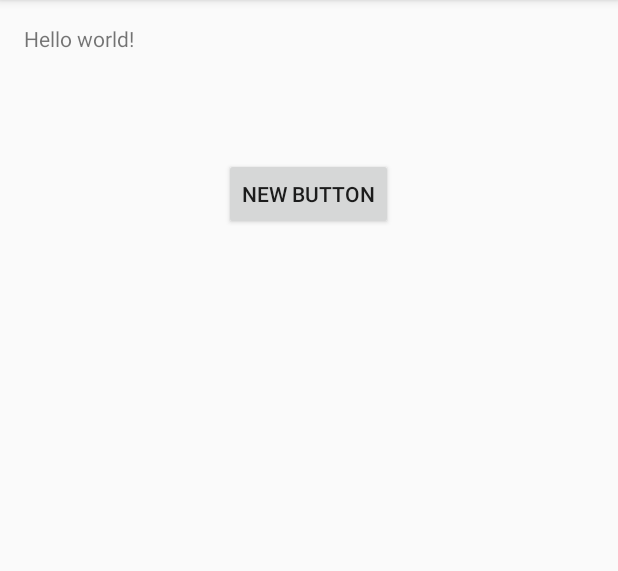
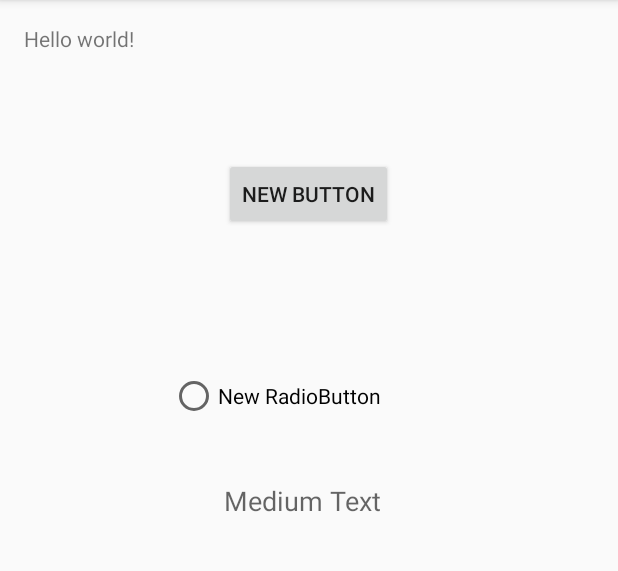
Before and after one commit to Jamestt/MyTestApplication, an Android app: the screen it shows after launch (MainActivity), on a phone screen of 412 x 824 dp, the part 84-655 px from its top. Run offline under Robolectric (Android 15) with nearby library versions, the phone set to English and light mode, and no system bars.

Commit message:
adding radio and text buttons/views

```diff
--- a/app/src/main/res/layout/activity_main.xml
+++ b/app/src/main/res/layout/activity_main.xml
@@ -18,4 +18,25 @@
         android:layout_centerHorizontal="true"
         android:layout_marginTop="70dp" />
 
+    <TextView
+        android:layout_width="wrap_content"
+        android:layout_height="wrap_content"
+        android:textAppearance="?android:attr/textAppearanceMedium"
+        android:text="Medium Text"
+        android:id="@+id/textView2"
+        android:layout_below="@+id/button"
+        android:layout_alignLeft="@+id/button"
+        android:layout_alignStart="@+id/button"
+        android:layout_marginTop="168dp" />
+
+    <RadioButton
+        android:layout_width="wrap_content"
+        android:layout_height="wrap_content"
+        android:text="New RadioButton"
+        android:id="@+id/radioButton"
+        android:layout_alignBottom="@+id/textView2"
+        android:layout_alignRight="@+id/textView2"
+        android:layout_alignEnd="@+id/textView2"
+        android:layout_marginBottom="66dp" />
+
 </RelativeLayout>
```
